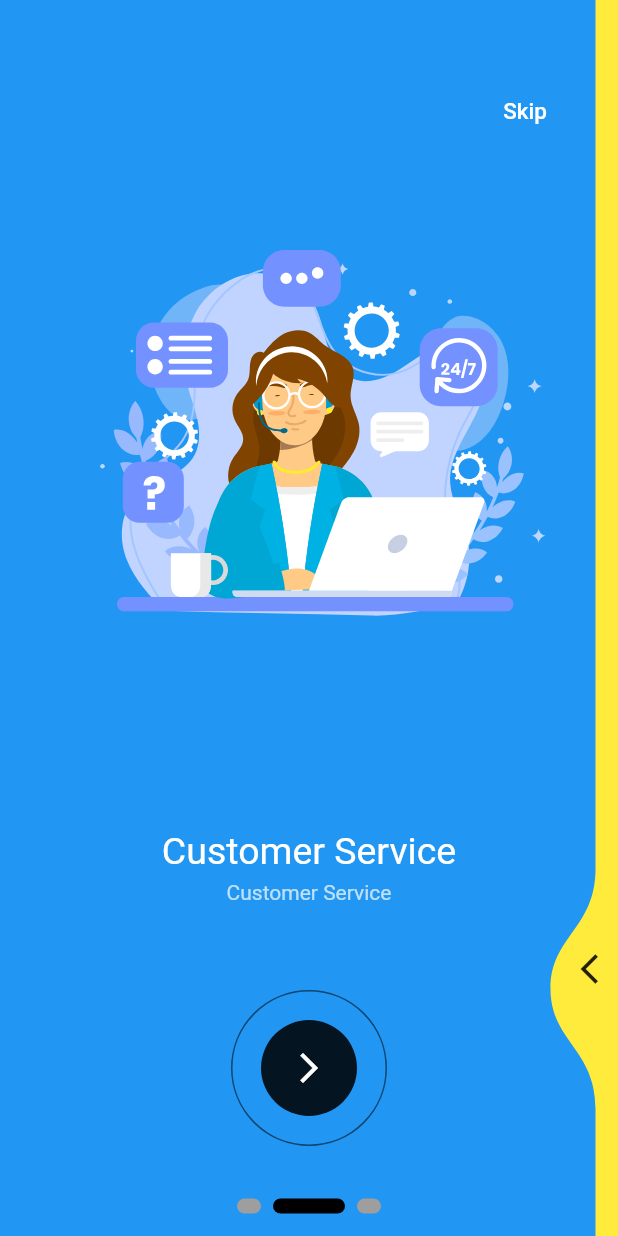
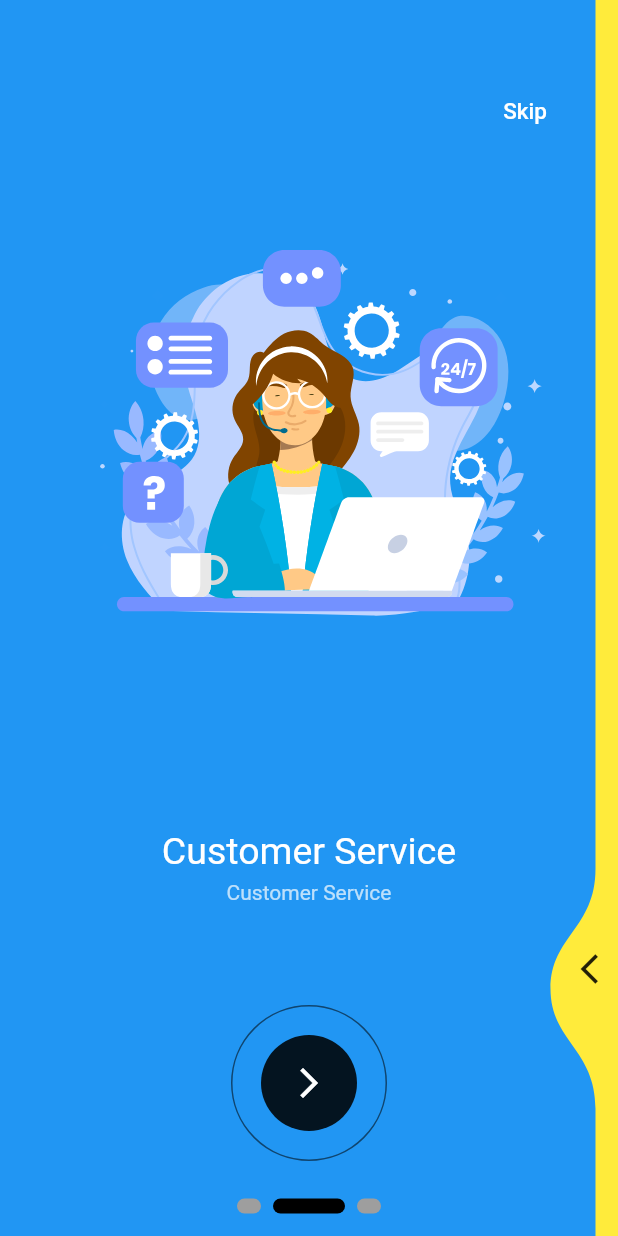
Before and after one commit to mosherif21/goambulance, a Flutter app: the screen it shows after launch, swiped to page 2, on a phone screen of 412 x 824 dp. Run offline on Flutter 3.47's test engine with Material 2 defaults, Android fonts, the phone set to English and light mode, and no system bars; drawn by our look-alikes of liquid_swipe, smooth_page_indicator; our stand-ins replace connectivity_plus, firebase_core, flutter_native_splash, flutter_signin_button, get, google_fonts and 3 more; missing offline and left inert: firebase_app_check, flutter_web_frame; accounts and stored records are empty.

Commit message:
initial commit

```diff
--- a/lib/localization/language/language_functions.dart
+++ b/lib/localization/language/language_functions.dart
@@ -48,6 +48,6 @@ Future<void> setOnBoardingLocale(
   String languageCode,
 ) async {
   await setShowOnBoarding();
-  Get.updateLocale(_locale(languageCode));
+  await Get.updateLocale(_locale(languageCode));
   await setLocale(languageCode);
 }
--- a/lib/main.dart
+++ b/lib/main.dart
@@ -7,6 +7,7 @@ import 'package:goambulance/src/connectivity/connectivity_binding.dart';
 import 'package:goambulance/src/constants/app_init_constants.dart';
 import 'package:goambulance/src/features/login/screens/login_screen.dart';
 import 'package:goambulance/src/features/onboarding/screens/on_boarding_screen.dart';
+import 'package:goambulance/src/routing/splash_screen.dart';
 import 'package:goambulance/src/utils/theme/theme.dart';
 
 Future<void> main() async {
@@ -22,6 +23,7 @@ class MyApp extends StatelessWidget {
   const MyApp({super.key});
   @override
   Widget build(BuildContext context) {
+    if (AppInit.showOnBoard) removeSplashScreen();
     return FlutterWebFrame(
       builder: (context) {
         return GetMaterialApp(
--- a/lib/src/common_widgets/no_button_dialog_alert.dart
+++ b/lib/src/common_widgets/no_button_dialog_alert.dart
@@ -7,7 +7,9 @@ class NoButtonDialogAlert {
   final Widget content;
   final BuildContext context;
   final bool dismissible;
+  final Color? backgroundColor;
   const NoButtonDialogAlert({
+    this.backgroundColor,
     required this.title,
     required this.content,
     required this.context,
--- a/lib/src/constants/app_init_constants.dart
+++ b/lib/src/constants/app_init_constants.dart
@@ -23,6 +23,27 @@ class AppInit {
   static late final Locale setLocale;
   static Language currentDeviceLanguage = Language.english;
 
+  //screen sizes vars
+  static late double pixelRatio;
+  //Size in physical pixels
+  static late Size physicalScreenSize;
+  static late double physicalWidth;
+  static late double physicalHeight;
+//Size in logical pixels
+  static late Size logicalScreenSize;
+  static late double logicalWidth;
+  static late double logicalHeight;
+//Padding in physical pixels
+  static late WindowPadding padding;
+//Safe area paddings in logical pixels
+  static late double paddingLeft;
+  static late double paddingRight;
+  static late double paddingTop;
+  static late double paddingBottom;
+//Safe area in logical pixels
+  static late double safeWidth;
+  static late double safeHeight;
+
   static Future<void> initializeConstants() async {
     prefs = await SharedPreferences.getInstance();
     isLocaleSet = await getIfLocaleIsSet();
@@ -47,6 +68,31 @@ class AppInit {
     if (defaultTargetPlatform == TargetPlatform.iOS && !isWeb) {
       isIos = true;
     }
+
+    pixelRatio = window.devicePixelRatio;
+
+    //Size in physical pixels
+    physicalScreenSize = window.physicalSize;
+    physicalWidth = physicalScreenSize.width;
+    physicalHeight = physicalScreenSize.height;
+
+//Size in logical pixels
+    logicalScreenSize = window.physicalSize / pixelRatio;
+    logicalWidth = logicalScreenSize.width;
+    logicalHeight = logicalScreenSize.height;
+
+//Padding in physical pixels
+    padding = window.padding;
+
+//Safe area paddings in logical pixels
+    paddingLeft = window.padding.left / window.devicePixelRatio;
+    paddingRight = window.padding.right / window.devicePixelRatio;
+    paddingTop = window.padding.top / window.devicePixelRatio;
+    paddingBottom = window.padding.bottom / window.devicePixelRatio;
+
+//Safe area in logical pixels
+    safeWidth = logicalWidth - paddingLeft - paddingRight;
+    safeHeight = logicalHeight - paddingTop - paddingBottom;
   }
 
   static Future<void> initialize() async {
--- a/lib/src/constants/assets_strings.dart
+++ b/lib/src/constants/assets_strings.dart
@@ -19,3 +19,6 @@ const String kLogoImageWithSlogan =
     "assets/images/logo_with_slogan_transparent.png";
 const String kSAFlagImage = "assets/Gifs/saudi_arabia_flag.gif";
 const String kUkFlagImage = "assets/Gifs/uk_flag.gif";
+
+//--Loading Assets
+const String kLoadingHeartAnim = "assets/lottie_animations/loading_heart.json";
--- a/lib/src/features/login/components/language_select.dart
+++ b/lib/src/features/login/components/language_select.dart
@@ -31,7 +31,7 @@ class LogInLanguageSelect extends StatelessWidget {
             onPressed: () => onEnglishLanguagePress(),
             icon: const Image(
               image: AssetImage(kUkFlagImage),
-              height: 50.0,
+              height: 60.0,
             ),
             label: Text(
               'english'.tr,
@@ -46,7 +46,7 @@ class LogInLanguageSelect extends StatelessWidget {
             onPressed: () => onArabicLanguagePress(),
             icon: const Image(
               image: AssetImage(kSAFlagImage),
-              height: 50.0,
+              height: 60.0,
             ),
             label: Text(
               'arabic'.tr,
--- /dev/null
+++ b/lib/src/features/onboarding/components/liquid_swipe.dart
@@ -0,0 +1,29 @@
+import 'package:flutter/material.dart';
+import 'package:get/get_rx/src/rx_types/rx_types.dart';
+import 'package:get/get_state_manager/src/rx_flutter/rx_obx_widget.dart';
+import 'package:liquid_swipe/liquid_swipe.dart';
+
+import 'models.dart';
+
+final LiquidController obController = LiquidController();
+RxInt currentPageCounter = 0.obs;
+
+class LiquidSwipeWidget extends StatelessWidget {
+  const LiquidSwipeWidget({Key? key}) : super(key: key);
+  @override
+  Widget build(BuildContext context) {
+    return Obx(
+      () => LiquidSwipe(
+        pages: pages,
+        liquidController: obController,
+        onPageChangeCallback: (activeIndex) =>
+            currentPageCounter.value = activeIndex,
+        slideIconWidget: currentPageCounter.value != numberOfPages
+            ? const Icon(Icons.arrow_back_ios)
+            : null,
+        enableSideReveal: true,
+        enableLoop: false,
+      ),
+    );
+  }
+}
--- a/lib/src/features/onboarding/components/on_boarding_next_button.dart
+++ b/lib/src/features/onboarding/components/on_boarding_next_button.dart
@@ -6,6 +6,7 @@ class OnBoardingPageNextButton extends StatelessWidget {
     required this.onPress,
   }) : super(key: key);
   final Function onPress;
+
   @override
   Widget build(BuildContext context) {
     return OutlinedButton(
--- a/lib/src/features/onboarding/screens/on_boarding_screen.dart
+++ b/lib/src/features/onboarding/screens/on_boarding_screen.dart
@@ -3,42 +3,36 @@ import 'package:get/get.dart';
 import 'package:goambulance/src/common_widgets/regular_bottom_sheet.dart';
 import 'package:goambulance/src/connectivity/connectivity.dart';
 import 'package:goambulance/src/features/onboarding/components/on_boarding_next_button.dart';
-import 'package:liquid_swipe/liquid_swipe.dart';
+import 'package:goambulance/src/routing/loading_screen.dart';
 import 'package:smooth_page_indicator/smooth_page_indicator.dart';
 
 import '../../../../localization/language/language_functions.dart';
-import '../../../constants/app_init_constants.dart';
-import '../../../routing/splash_screen.dart';
 import '../../login/components/language_select.dart';
 import '../../login/screens/login_screen.dart';
+import '../components/liquid_swipe.dart';
 import '../components/models.dart';
 
 class OnBoardingScreen extends StatelessWidget {
   const OnBoardingScreen({Key? key}) : super(key: key);
   @override
   Widget build(BuildContext context) {
+    final screenHeight = MediaQuery.of(context).size.height;
     ConnectivityChecker.checkConnection(context, 0, false);
-    final LiquidController obController = LiquidController();
-    RxInt currentPageCounter = 0.obs;
     const bool mounted = true;
-    if (AppInit.showOnBoard) removeSplashScreen();
+
+    Future<void> setLocaleLanguage(String languageCode) async {
+      showLoadingScreen(context, screenHeight);
+      await setOnBoardingLocale(languageCode);
+      if (mounted) hideLoadingScreen(context);
+      if (mounted) Navigator.pop(context);
+      Get.offAll(() => const LoginScreen());
+    }
+
     return Scaffold(
       body: Stack(
         alignment: Alignment.center,
         children: [
-          Obx(
-            () => LiquidSwipe(
-              pages: pages,
-              liquidController: obController,
-              onPageChangeCallback: (activeIndex) =>
-                  currentPageCounter.value = activeIndex,
-              slideIconWidget: currentPageCounter.value != numberOfPages
-                  ? const Icon(Icons.arrow_back_ios)
-                  : null,
-              enableSideReveal: true,
-              enableLoop: false,
-            ),
-          ),
+          const LiquidSwipeWidget(),
           Obx(
             () => currentPageCounter.value != numberOfPages
                 ? Positioned(
@@ -62,7 +56,7 @@ class OnBoardingScreen extends StatelessWidget {
                 : const SizedBox(),
           ),
           Positioned(
-            bottom: 60,
+            bottom: 50,
             child: OnBoardingPageNextButton(
               onPress: () {
                 obController.animateToPage(
@@ -72,14 +66,10 @@ class OnBoardingScreen extends StatelessWidget {
                     context: context,
                     child: LogInLanguageSelect(
                       onEnglishLanguagePress: () async {
-                        await setOnBoardingLocale('en');
-                        if (mounted) Navigator.pop(context);
-                        Get.offAll(() => const LoginScreen());
+                        await setLocaleLanguage('en');
                       },
                       onArabicLanguagePress: () async {
-                        await setOnBoardingLocale('ar');
-                        if (mounted) Navigator.pop(context);
-                        Get.offAll(() => const LoginScreen());
+                        await setLocaleLanguage('ar');
                       },
                     ),
                   ).showRegularBottomSheet();
```
Also changed, not shown: lib/src/routing/loading_screen.dart (+26 -0 lines).
